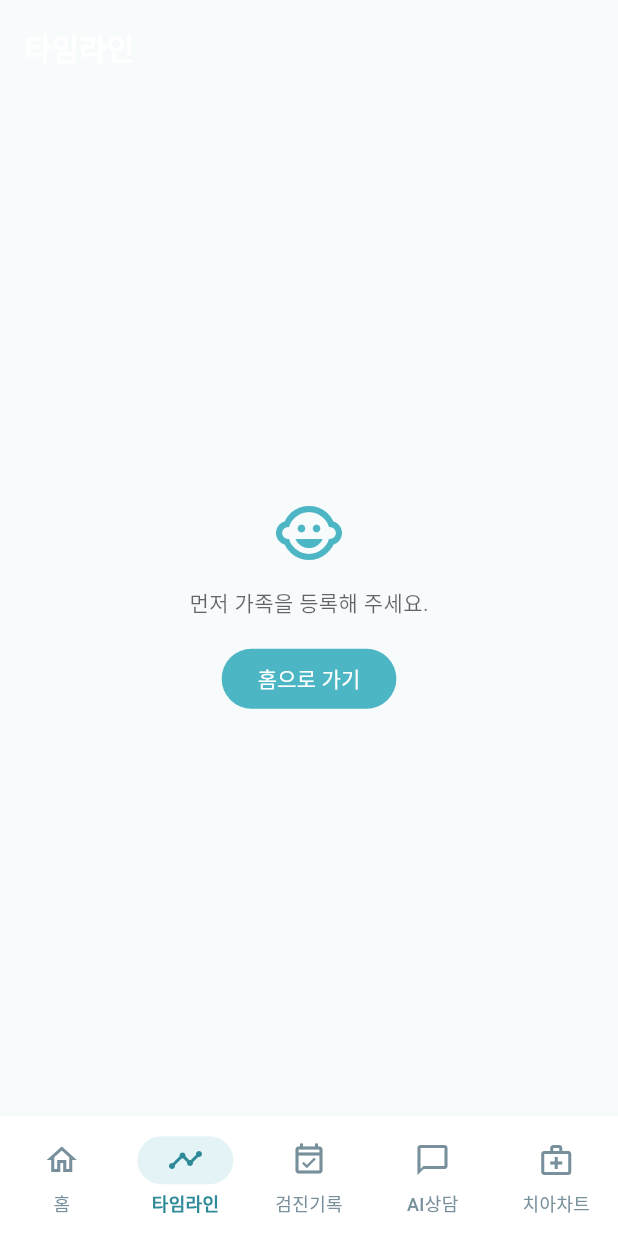
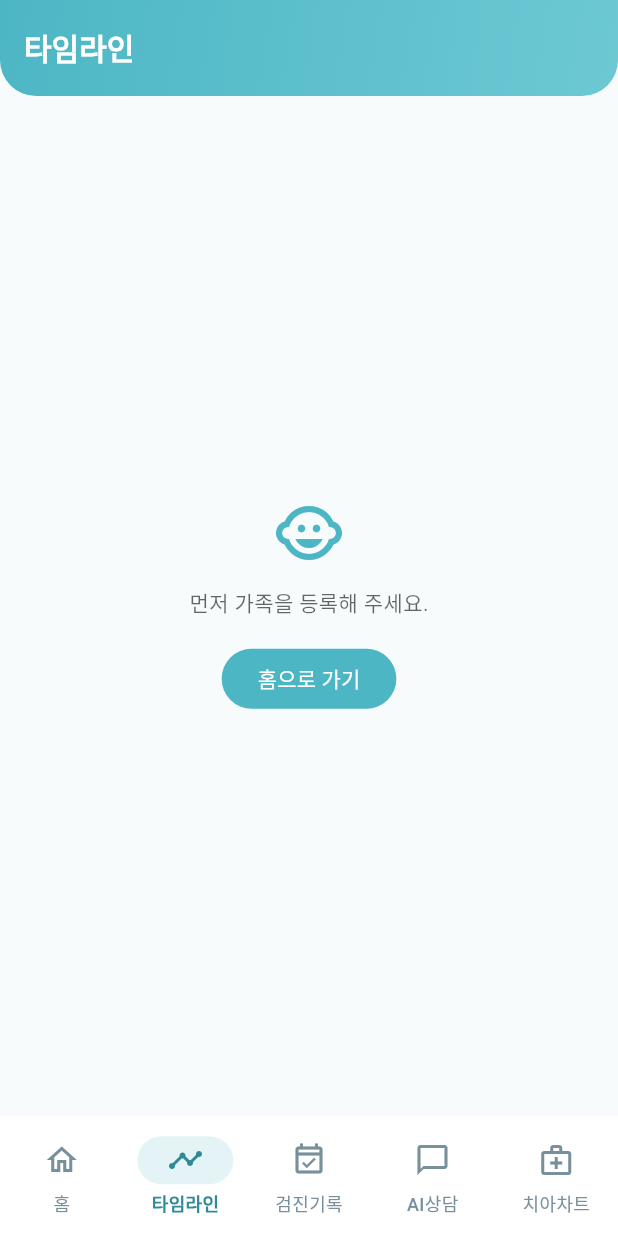
Before and after one commit to youahleum/kids-dental-care, a Flutter app: the screen it shows after launch, item 2 of the bottom bar chosen, on a phone screen of 412 x 824 dp. Run offline on Flutter 3.47's test engine with Material 3 defaults, Android fonts, the phone set to English and light mode, and no system bars; our stand-ins replace drift, drift_flutter, flutter_local_notifications, flutter_riverpod, go_router, shared_preferences and 1 more; accounts and stored records are empty; generated files the repository leaves out were written again; Roboto replaces fonts that are missing (Pretendard).

Commit message:
fix: 그라데이션 헤더 배경이 보이지 않던 문제
flexibleSpace의 DecoratedBox가 자식이 없어 0 크기가 되어 배경이 그려지지 않았다.
영역을 채우는 Container로 교체.

Co-Authored-By: Claude Fable 5.2 <noreply@anthropic.com>

```diff
--- a/lib/shared/gradient_app_bar.dart
+++ b/lib/shared/gradient_app_bar.dart
@@ -29,7 +29,8 @@ class GradientAppBar extends StatelessWidget implements PreferredSizeWidget {
       backgroundColor: Colors.transparent,
       scrolledUnderElevation: 0,
       shape: const RoundedRectangleBorder(borderRadius: _radius),
-      flexibleSpace: DecoratedBox(
+      // Container는 자식이 없으면 영역을 가득 채운다 (DecoratedBox는 0 크기가 됨).
+      flexibleSpace: Container(
         decoration: BoxDecoration(
           borderRadius: _radius,
           gradient: LinearGradient(
```
